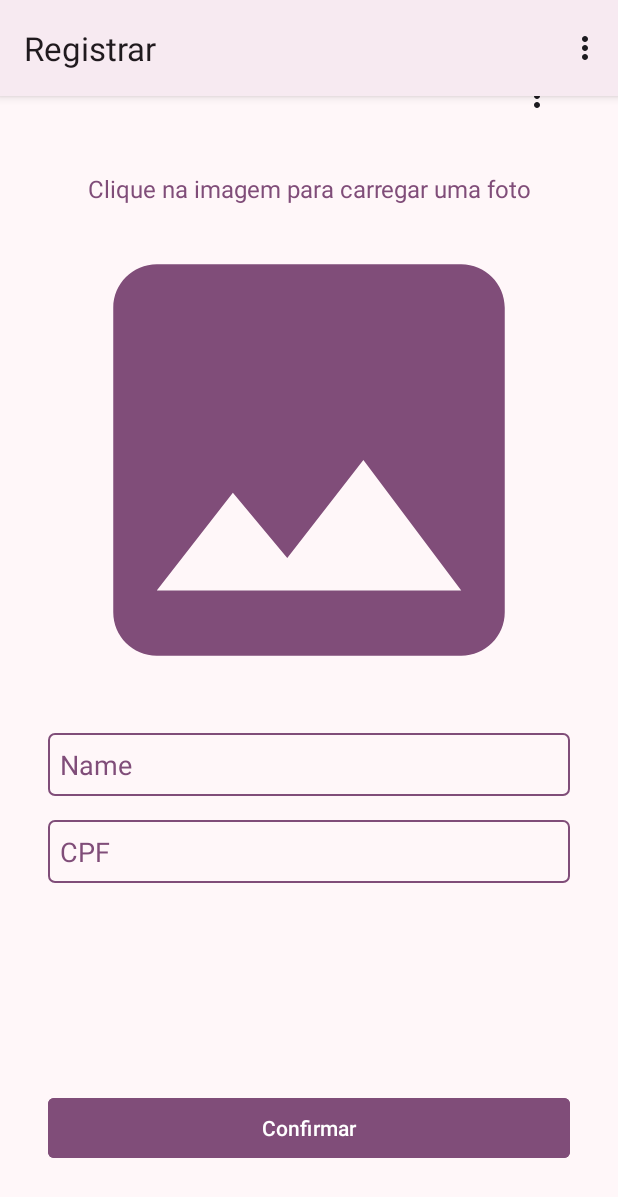
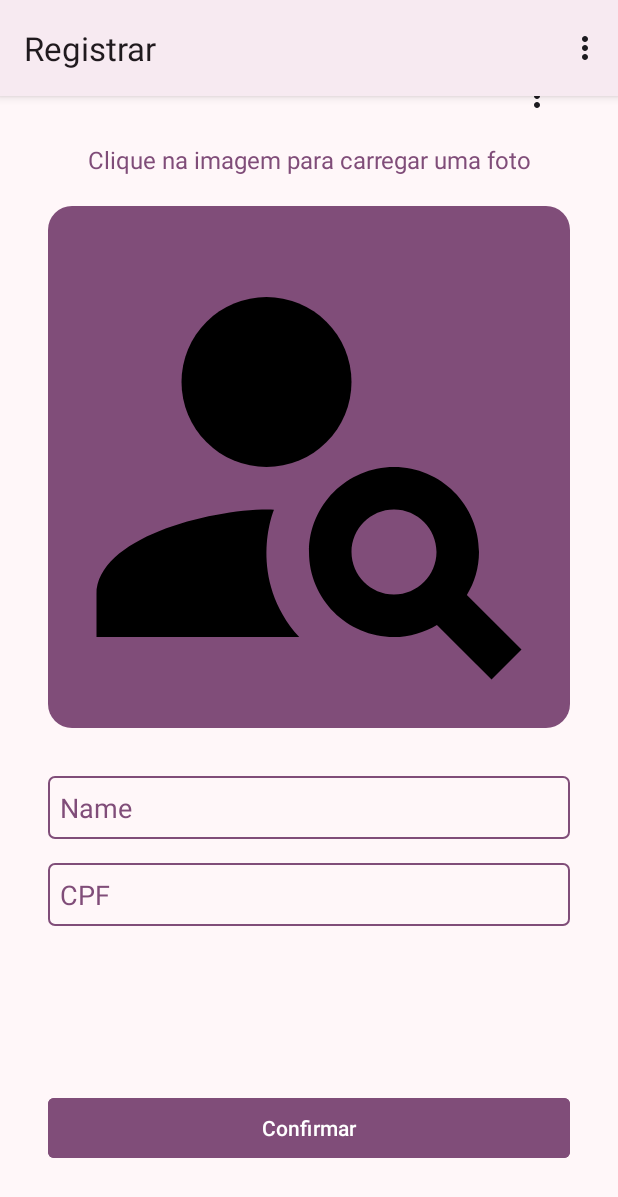
Before and after one commit to jmaz-dev/FaceCheck-PoC, an Android app: the screen it shows after launch (UserFormActivity), on a phone screen of 412 x 824 dp. Shown: the top 1197 px of the screen. Run offline under Robolectric (Android 15) with nearby library versions, the phone set to English and light mode, and no system bars; our stand-ins replace Room's generated code.

Commit message:
ajuste layout, ssl, icon

```diff
--- a/app/src/main/java/com/example/facecheckpoc/UserFormActivity.kt
+++ b/app/src/main/java/com/example/facecheckpoc/UserFormActivity.kt
@@ -163,7 +163,7 @@ class UserFormActivity() : AppCompatActivity(), View.OnClickListener {
                 useToast("Usuário cadastrado com sucesso")
                 binding.editName.setText("")
                 binding.editCpf.setText("")
-                binding.imageCapture.setImageResource(R.drawable.ic_image)
+                binding.imageCapture.setImageResource(R.drawable.ic_person)
                 IS_PICTURE_TAKED = 0
             } else {
                 useToast("Ocorreu um erro ao tentar cadastrar")
--- a/app/src/main/res/drawable/ic_image.xml
+++ /dev/null
@@ -1,5 +0,0 @@
-<vector xmlns:android="http://schemas.android.com/apk/res/android" android:height="24dp" android:tint="@color/md_theme_primary" android:viewportHeight="24" android:viewportWidth="24" android:width="24dp">
-
-    <path  android:fillColor="@color/md_theme_primary" android:pathData="M21,19V5c0,-1.1 -0.9,-2 -2,-2H5c-1.1,0 -2,0.9 -2,2v14c0,1.1 0.9,2 2,2h14c1.1,0 2,-0.9 2,-2zM8.5,13.5l2.5,3.01L14.5,12l4.5,6H5l3.5,-4.5z"/>
-
-</vector>
--- /dev/null
+++ b/app/src/main/res/drawable/ic_person.xml
@@ -0,0 +1,9 @@
+<vector xmlns:android="http://schemas.android.com/apk/res/android" android:height="24dp" android:background="@color/md_theme_primary" android:viewportHeight="24" android:viewportWidth="24" android:width="24dp">
+
+    <path android:fillColor="#000000" android:pathData="M10,8m-4,0a4,4 0,1 1,8 0a4,4 0,1 1,-8 0"/>
+
+    <path android:fillColor="#000000" android:pathData="M10.35,14.01C7.62,13.91 2,15.27 2,18v2h9.54C9.07,17.24 10.31,14.11 10.35,14.01z"/>
+
+    <path android:fillColor="#000000" android:pathData="M19.43,18.02C19.79,17.43 20,16.74 20,16c0,-2.21 -1.79,-4 -4,-4s-4,1.79 -4,4c0,2.21 1.79,4 4,4c0.74,0 1.43,-0.22 2.02,-0.57L20.59,22L22,20.59L19.43,18.02zM16,18c-1.1,0 -2,-0.9 -2,-2c0,-1.1 0.9,-2 2,-2s2,0.9 2,2C18,17.1 17.1,18 16,18z"/>
+
+</vector>
--- /dev/null
+++ b/app/src/main/res/drawable/rounded_icon.xml
@@ -0,0 +1,6 @@
+<?xml version="1.0" encoding="utf-8"?>
+<shape xmlns:android="http://schemas.android.com/apk/res/android">
+    <solid android:color="@color/md_theme_primary" />
+    <corners android:radius="16dp" />
+    <padding android:left="4dp" android:top="4dp" android:right="4dp" android:bottom="4dp" />
+</shape>
--- a/app/src/main/res/layout/activity_form_user.xml
+++ b/app/src/main/res/layout/activity_form_user.xml
@@ -37,15 +37,19 @@
     <ImageView
             android:id="@+id/image_capture"
             android:layout_width="0dp"
-            android:layout_height="300dp"
-            android:src="@drawable/ic_image"
+            android:layout_height="wrap_content"
+            android:adjustViewBounds="true"
+            app:layout_constraintHeight_max="547dp"
+            app:layout_constraintWidth_max="504dp"
+            android:src="@drawable/ic_person"
             android:layout_marginBottom="32dp"
             app:layout_constraintTop_toBottomOf="@id/text_capture"
             app:layout_constraintStart_toStartOf="parent"
             app:layout_constraintEnd_toEndOf="parent"
             app:layout_constraintBottom_toTopOf="@id/edit_name"
             android:contentDescription="Imagem Capturada"
-            android:scaleType="centerCrop" />
+            android:scaleType="centerCrop"
+            android:background="@drawable/rounded_icon" />
 
     <EditText
             android:id="@+id/edit_name"
```
Also changed, not shown: app/src/main/java/com/example/facecheckpoc/MainActivity.kt (+61 -38 lines).
